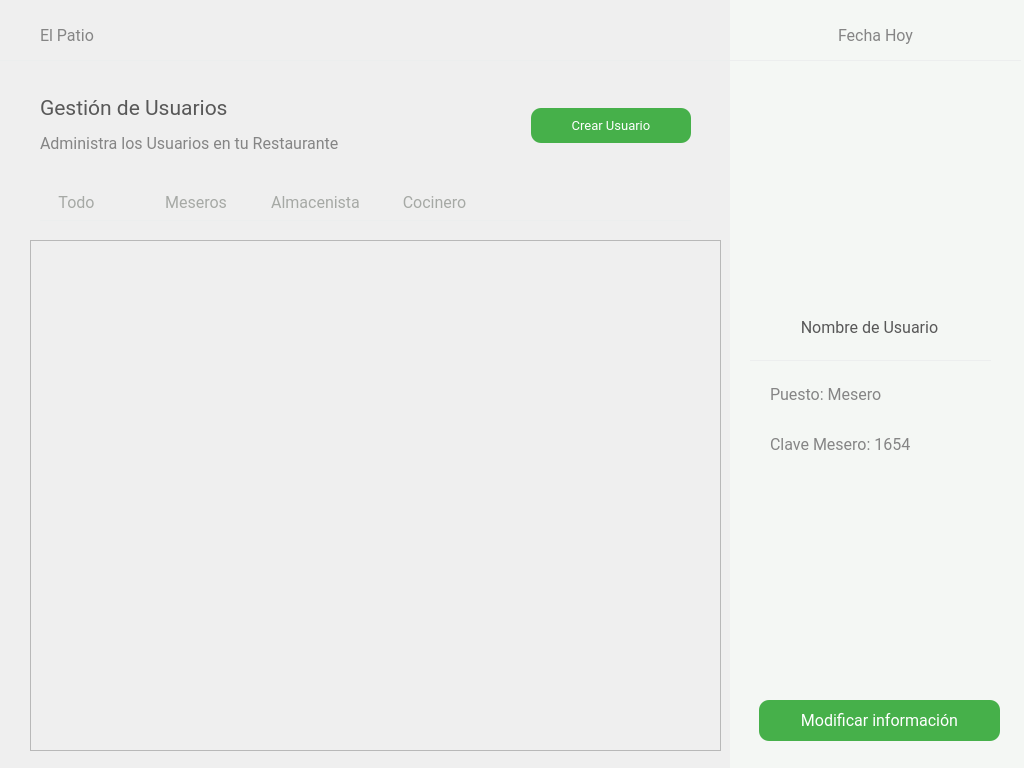
This is El-Patio/administrador/admin_gestion_usuarios.ui in MrDanielG/IHC-ElPatio as Qt 5 draws it before an edit. The edited form follows.
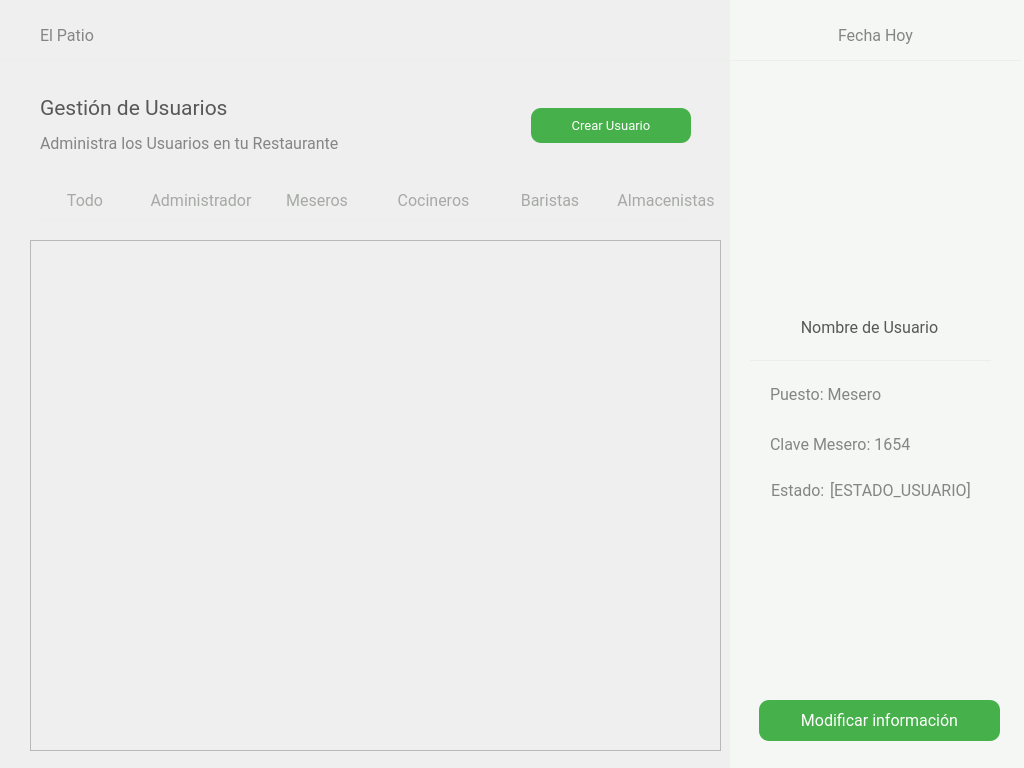
This is the edited form. Icons and pictures are not drawn.

Commit message: terminado [Filtrar usuarios]

```diff
--- a/El-Patio/administrador/admin_gestion_usuarios.ui
+++ b/El-Patio/administrador/admin_gestion_usuarios.ui
@@ -101,146 +101,6 @@
     <string/>
    </property>
   </widget>
-  <widget class="QWidget" name="layoutWidget_2">
-   <property name="geometry">
-    <rect>
-     <x>20</x>
-     <y>190</y>
-     <width>471</width>
-     <height>26</height>
-    </rect>
-   </property>
-   <layout class="QHBoxLayout" name="botonesMenu">
-    <item>
-     <widget class="QPushButton" name="btnTodo">
-      <property name="font">
-       <font>
-        <family>Roboto</family>
-        <pointsize>12</pointsize>
-        <weight>50</weight>
-        <bold>false</bold>
-       </font>
-      </property>
-      <property name="cursor">
-       <cursorShape>PointingHandCursor</cursorShape>
-      </property>
-      <property name="layoutDirection">
-       <enum>Qt::LeftToRight</enum>
-      </property>
-      <property name="styleSheet">
-       <string notr="true">*{
-	border: none;
-	color: #A6A9A5;
-}
-
-:hover{
-	color: #585858;
-}
-</string>
-      </property>
-      <property name="text">
-       <string>Todo</string>
-      </property>
-     </widget>
-    </item>
-    <item>
-     <widget class="QPushButton" name="btnMeseros">
-      <property name="font">
-       <font>
-        <family>Roboto</family>
-        <pointsize>12</pointsize>
-        <weight>50</weight>
-        <bold>false</bold>
-       </font>
-      </property>
-      <property name="cursor">
-       <cursorShape>PointingHandCursor</cursorShape>
-      </property>
-      <property name="layoutDirection">
-       <enum>Qt::LeftToRight</enum>
-      </property>
-      <property name="styleSheet">
-       <string notr="true">*{
-	border: none;
-	color: #A6A9A5;
-}
-
-:hover{
-	color: #585858;
-}
-</string>
-      </property>
-      <property name="text">
-       <string>Meseros</string>
-      </property>
-     </widget>
-    </item>
-    <item>
-     <widget class="QPushButton" name="btnAlmacenista">
-      <property name="font">
-       <font>
-        <family>Roboto</family>
-        <pointsize>12</pointsize>
-        <weight>50</weight>
-        <bold>false</bold>
-       </font>
-      </property>
-      <property name="cursor">
-       <cursorShape>PointingHandCursor</cursorShape>
-      </property>
-      <property name="layoutDirection">
-       <enum>Qt::LeftToRight</enum>
-      </property>
-      <property name="styleSheet">
-       <string notr="true">*{
-	border: none;
-	color: #A6A9A5;
-}
-
-:hover{
-	color: #585858;
-}
-</string>
-      </property>
-      <property name="text">
-       <string>Almacenista</string>
-      </property>
-     </widget>
-    </item>
-    <item>
-     <widget class="QPushButton" name="btnCocinero">
-      <property name="font">
-       <font>
-        <family>Roboto</family>
-        <pointsize>12</pointsize>
-        <weight>50</weight>
-        <bold>false</bold>
-       </font>
-      </property>
-      <property name="cursor">
-       <cursorShape>PointingHandCursor</cursorShape>
-      </property>
-      <property name="layoutDirection">
-       <enum>Qt::LeftToRight</enum>
-      </property>
-      <property name="styleSheet">
-       <string notr="true">*{
-	border: none;
-	color: #A6A9A5;
-}
-
-:hover{
-	color: #585858;
-}
-</string>
-      </property>
-      <property name="text">
-       <string>Cocinero</string>
-      </property>
-     </widget>
-    </item>
-   </layout>
-  </widget>
   <widget class="QLabel" name="lb_total">
    <property name="geometry">
     <rect>
@@ -673,6 +533,256 @@
     <string>Clave Mesero: 1654</string>
    </property>
   </widget>
+  <widget class="QLabel" name="estado">
+   <property name="geometry">
+    <rect>
+     <x>771</x>
+     <y>481</y>
+     <width>53</width>
+     <height>19</height>
+    </rect>
+   </property>
+   <property name="font">
+    <font>
+     <family>Roboto</family>
+     <pointsize>12</pointsize>
+    </font>
+   </property>
+   <property name="styleSheet">
+    <string notr="true">color: rgb(133, 133, 133);
+</string>
+   </property>
+   <property name="text">
+    <string>Estado:</string>
+   </property>
+  </widget>
+  <widget class="QLabel" name="lb_estadoUsuario">
+   <property name="geometry">
+    <rect>
+     <x>830</x>
+     <y>481</y>
+     <width>140</width>
+     <height>19</height>
+    </rect>
+   </property>
+   <property name="font">
+    <font>
+     <family>Roboto</family>
+     <pointsize>12</pointsize>
+    </font>
+   </property>
+   <property name="styleSheet">
+    <string notr="true">color: rgb(133, 133, 133);
+</string>
+   </property>
+   <property name="text">
+    <string>[ESTADO_USUARIO]</string>
+   </property>
+  </widget>
+  <widget class="QWidget" name="">
+   <property name="geometry">
+    <rect>
+     <x>30</x>
+     <y>190</y>
+     <width>691</width>
+     <height>21</height>
+    </rect>
+   </property>
+   <layout class="QHBoxLayout" name="horizontalLayout">
+    <item>
+     <widget class="QPushButton" name="btnTodo">
+      <property name="font">
+       <font>
+        <family>Roboto</family>
+        <pointsize>12</pointsize>
+        <weight>50</weight>
+        <bold>false</bold>
+       </font>
+      </property>
+      <property name="cursor">
+       <cursorShape>PointingHandCursor</cursorShape>
+      </property>
+      <property name="layoutDirection">
+       <enum>Qt::LeftToRight</enum>
+      </property>
+      <property name="styleSheet">
+       <string notr="true">*{
+	border: none;
+	color: #A6A9A5;
+}
+
+:hover{
+	color: #585858;
+}
+</string>
+      </property>
+      <property name="text">
+       <string>Todo</string>
+      </property>
+     </widget>
+    </item>
+    <item>
+     <widget class="QPushButton" name="btnAdministrador">
+      <property name="font">
+       <font>
+        <family>Roboto</family>
+        <pointsize>12</pointsize>
+        <weight>50</weight>
+        <bold>false</bold>
+       </font>
+      </property>
+      <property name="cursor">
+       <cursorShape>PointingHandCursor</cursorShape>
+      </property>
+      <property name="layoutDirection">
+       <enum>Qt::LeftToRight</enum>
+      </property>
+      <property name="styleSheet">
+       <string notr="true">*{
+	border: none;
+	color: #A6A9A5;
+}
+
+:hover{
+	color: #585858;
+}
+</string>
+      </property>
+      <property name="text">
+       <string>Administrador</string>
+      </property>
+     </widget>
+    </item>
+    <item>
+     <widget class="QPushButton" name="btnMeseros">
+      <property name="font">
+       <font>
+        <family>Roboto</family>
+        <pointsize>12</pointsize>
+        <weight>50</weight>
+        <bold>false</bold>
+       </font>
+      </property>
+      <property name="cursor">
+       <cursorShape>PointingHandCursor</cursorShape>
+      </property>
+      <property name="layoutDirection">
+       <enum>Qt::LeftToRight</enum>
+      </property>
+      <property name="styleSheet">
+       <string notr="true">*{
+	border: none;
+	color: #A6A9A5;
+}
+
+:hover{
+	color: #585858;
+}
+</string>
+      </property>
+      <property name="text">
+       <string>Meseros</string>
+      </property>
+     </widget>
+    </item>
+    <item>
+     <widget class="QPushButton" name="btnCocinero">
+      <property name="font">
+       <font>
+        <family>Roboto</family>
+        <pointsize>12</pointsize>
+        <weight>50</weight>
+        <bold>false</bold>
+       </font>
+      </property>
+      <property name="cursor">
+       <cursorShape>PointingHandCursor</cursorShape>
+      </property>
+      <property name="layoutDirection">
+       <enum>Qt::LeftToRight</enum>
+      </property>
+      <property name="styleSheet">
+       <string notr="true">*{
+	border: none;
+	color: #A6A9A5;
+}
+
+:hover{
+	color: #585858;
+}
+</string>
+      </property>
+      <property name="text">
+       <string>Cocineros</string>
+      </property>
+     </widget>
+    </item>
+    <item>
+     <widget class="QPushButton" name="btnBarista">
+      <property name="font">
+       <font>
+        <family>Roboto</family>
+        <pointsize>12</pointsize>
+        <weight>50</weight>
+        <bold>false</bold>
+       </font>
+      </property>
+      <property name="cursor">
+       <cursorShape>PointingHandCursor</cursorShape>
+      </property>
+      <property name="layoutDirection">
+       <enum>Qt::LeftToRight</enum>
+      </property>
+      <property name="styleSheet">
+       <string notr="true">*{
+	border: none;
+	color: #A6A9A5;
+}
+
+:hover{
+	color: #585858;
+}
+</string>
+      </property>
+      <property name="text">
+       <string>Baristas</string>
+      </property>
+     </widget>
+    </item>
+    <item>
+     <widget class="QPushButton" name="btnAlmacenista">
+      <property name="font">
+       <font>
+        <family>Roboto</family>
+        <pointsize>12</pointsize>
+        <weight>50</weight>
+        <bold>false</bold>
+       </font>
+      </property>
+      <property name="cursor">
+       <cursorShape>PointingHandCursor</cursorShape>
+      </property>
+      <property name="layoutDirection">
+       <enum>Qt::LeftToRight</enum>
+      </property>
+      <property name="styleSheet">
+       <string notr="true">*{
+	border: none;
+	color: #A6A9A5;
+}
+
+:hover{
+	color: #585858;
+}
+</string>
+      </property>
+      <property name="text">
+       <string>Almacenistas</string>
+      </property>
+     </widget>
+    </item>
+   </layout>
+  </widget>
   <zorder>sideBar</zorder>
   <zorder>layoutWidget</zorder>
   <zorder>line</zorder>
@@ -688,6 +798,10 @@
   <zorder>nombreUsuario</zorder>
   <zorder>tipoUsuario</zorder>
   <zorder>claveUsuario</zorder>
+  <zorder>estado</zorder>
+  <zorder>lb_estadoUsuario</zorder>
+  <zorder>btnAdministrador</zorder>
+  <zorder>btnBarista</zorder>
  </widget>
  <resources>
   <include location="../Recursos.qrc"/>
```
The commit also changes 3 other files.
